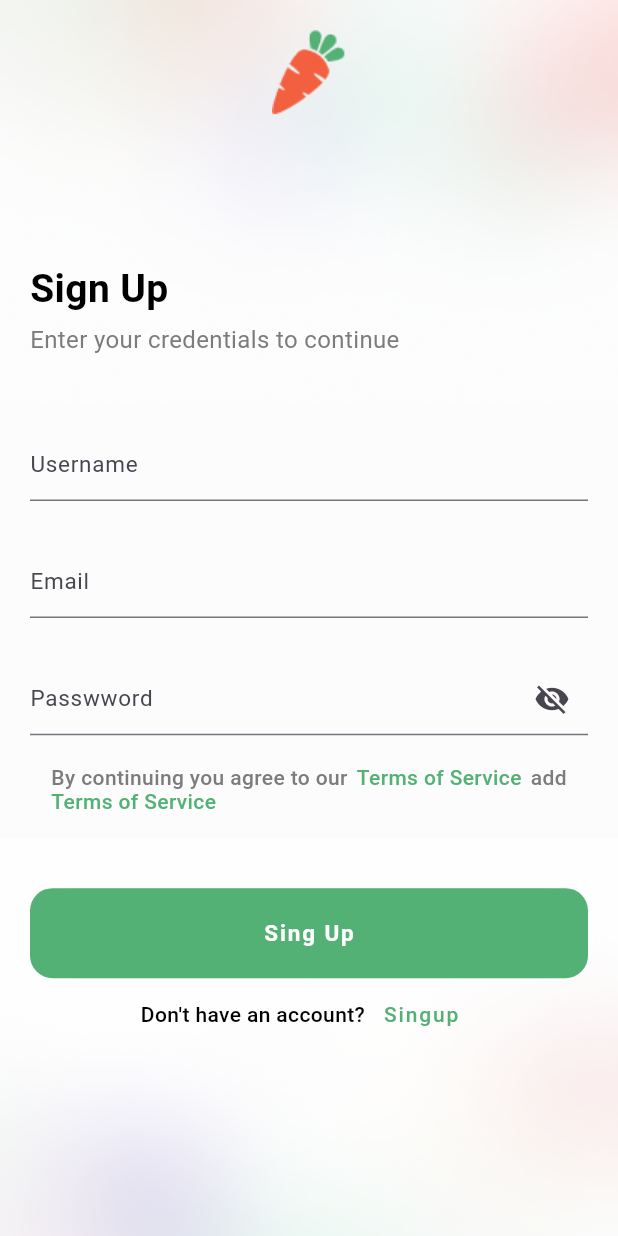
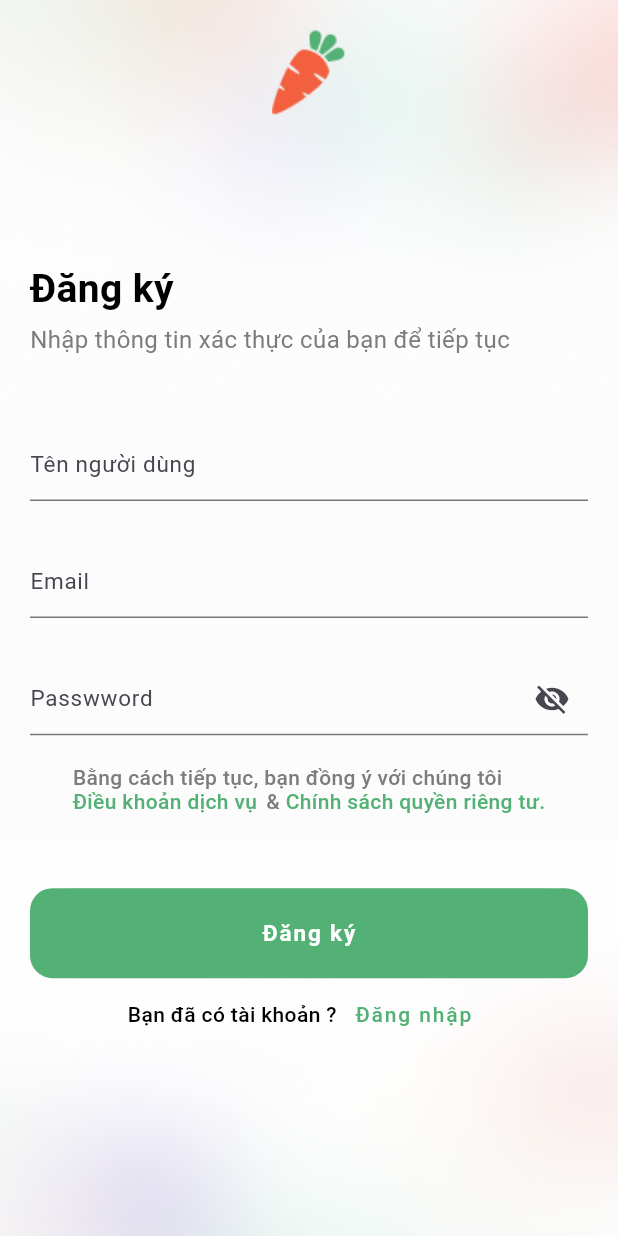
Before and after one commit to quangtrinhhh/Groceries-App, a Flutter app: the SignUp screen opened directly, on a phone screen of 412 x 824 dp. Run offline on Flutter 3.47's test engine with Material 3 defaults, Android fonts, the phone set to English and light mode, and no system bars; our stand-ins replace flutter_screenutil.

Commit message:
update quang

```diff
--- a/analysis_options.yaml
+++ b/analysis_options.yaml
@@ -9,6 +9,7 @@
 # packages, and plugins designed to encourage good coding practices.
 analyzer:
   errors:
+    library_private_types_in_public_api: ignore
     prefer_const_constructors: ignore
 include: package:flutter_lints/flutter.yaml
 
--- /dev/null
+++ b/lib/src/constants/strings.dart
@@ -0,0 +1,17 @@
+class AppStrings {
+  static const String login = 'Đăng nhập';
+  static const String messLogin = 'Nhập email và mật khẩu của bạn';
+  static const String forgotPass = 'Quên mật khẩu?';
+  static const String noAccount = 'Bạn chưa có tài khoản?';
+  static const String signUp = 'Đăng ký';
+  static const String messSignUP =
+      'Nhập thông tin xác thực của bạn để tiếp tục';
+  static const String userName = 'Tên người dùng';
+  static const String alreadyAccount = 'Bạn đã có tài khoản ?';
+  static const String termsOfService = 'Điều khoản dịch vụ';
+  static const String messTerm = 'Bằng cách tiếp tục, bạn đồng ý với chúng tôi';
+  static const String privacyPolicy = 'Chính sách quyền riêng tư.';
+  static const String selectYourLocation = 'Chọn địa chỉ của bạn';
+  static const String messSlesctLocation =
+      'Bật vị trí của bạn để theo dõi chuyện gì đang xảy ra ở khu vực của bạn';
+}
--- a/lib/src/screens/select_location.dart
+++ b/lib/src/screens/select_location.dart
@@ -1,4 +1,7 @@
 import 'package:flutter/material.dart';
+import 'package:groceries_app/src/constants/strings.dart';
+import 'package:groceries_app/src/screens/sign_up.dart';
+
 import 'package:groceries_app/src/widget/button_reponsive.dart';
 
 class SelectLocation extends StatefulWidget {
@@ -10,6 +13,8 @@ class SelectLocation extends StatefulWidget {
 
 class _SelectLocationState extends State<SelectLocation> {
   String? selectedOption;
+
+
 
   List<String> provincesVietnam = [
     'An Giang',
@@ -119,7 +124,7 @@ class _SelectLocationState extends State<SelectLocation> {
                           child: Column(
                             children: [
                               Text(
-                                'Select Your Location',
+                                AppStrings.selectYourLocation,
                                 style: TextStyle(
                                   fontSize: 26,
                                   fontWeight: FontWeight.w600,
@@ -127,7 +132,7 @@ class _SelectLocationState extends State<SelectLocation> {
                               ),
                               SizedBox(height: 10),
                               Text(
-                                'Swithch on your location to stay in tune with\nwhat’s happening in your area',
+                                AppStrings.messSlesctLocation,
                                 textAlign: TextAlign.center,
                                 style: TextStyle(
                                   color: Color(0xFF7C7C7C),
@@ -153,7 +158,7 @@ class _SelectLocationState extends State<SelectLocation> {
                             );
                           }).toList(),
                           decoration: const InputDecoration(
-                            labelText: 'Your Zone',
+                            labelText: 'Chọn vùng',
                             filled: true,
                           ),
                         ),
@@ -174,7 +179,7 @@ class _SelectLocationState extends State<SelectLocation> {
                             );
                           }).toList(),
                           decoration: const InputDecoration(
-                            labelText: 'Your Area',
+                            labelText: 'Chọn khu vực',
                           ),
                         ),
                         const SizedBox(
@@ -184,10 +189,14 @@ class _SelectLocationState extends State<SelectLocation> {
                           style: ButtonStyle(
                             minimumSize: WidgetStateProperty.all(
                               const Size(double.infinity, 10),
-                            ), // Đặt chiều rộng tối thiểu và chiều cao của nút
+                            ),
                           ),
                           onPressed: () {
-                            // Xử lý khi nút được nhấn
+                            Navigator.push(
+                                context,
+                                MaterialPageRoute(
+                                  builder: (context) => SignUp(),
+                                ));
                           },
                           child: ReposiveButton(
                             text: 'Submit',
--- a/lib/src/screens/sign_up.dart
+++ b/lib/src/screens/sign_up.dart
@@ -1,5 +1,6 @@
 import 'package:flutter/material.dart';
 import 'package:groceries_app/src/constants/colors.dart';
+import 'package:groceries_app/src/constants/strings.dart';
 import 'package:groceries_app/src/screens/log_in.dart';
 import 'package:groceries_app/src/widget/button_reponsive.dart';
 
@@ -44,7 +45,7 @@ class _SignUpState extends State<SignUp> {
                     crossAxisAlignment: CrossAxisAlignment.start,
                     children: [
                       Text(
-                        'Sign Up',
+                        AppStrings.signUp,
                         style: TextStyle(
                           fontWeight: FontWeight.w700,
                           fontSize: 26,
@@ -54,7 +55,7 @@ class _SignUpState extends State<SignUp> {
                         height: 10,
                       ),
                       Text(
-                        'Enter your credentials to continue',
+                        AppStrings.messSignUP,
                         style: TextStyle(
                           fontSize: 16,
                           color: AppColors.greyColor,
@@ -69,7 +70,7 @@ class _SignUpState extends State<SignUp> {
                 const TextField(
                   decoration: InputDecoration(
                     label: Text(
-                      'Username',
+                      AppStrings.userName,
                       style: TextStyle(fontSize: 15),
                     ),
                     focusedBorder: UnderlineInputBorder(
@@ -123,9 +124,11 @@ class _SignUpState extends State<SignUp> {
                   height: 20,
                 ),
                 const Wrap(
+                  crossAxisAlignment: WrapCrossAlignment.start,
+                  alignment: WrapAlignment.start,
                   children: [
                     Text(
-                      'By continuing you agree to our',
+                      AppStrings.messTerm,
                       style: TextStyle(
                         color: AppColors.greyColor,
                         fontWeight: FontWeight.w500,
@@ -136,7 +139,7 @@ class _SignUpState extends State<SignUp> {
                       width: 6,
                     ),
                     Text(
-                      'Terms of Service',
+                      AppStrings.termsOfService,
                       style: TextStyle(
                         color: AppColors.greenColor,
                         fontWeight: FontWeight.w500,
@@ -147,7 +150,7 @@ class _SignUpState extends State<SignUp> {
                       width: 6,
                     ),
                     Text(
-                      'add',
+                      '& ',
                       style: TextStyle(
                         color: AppColors.greyColor,
                         fontWeight: FontWeight.w500,
@@ -155,7 +158,7 @@ class _SignUpState extends State<SignUp> {
                       ),
                     ),
                     Text(
-                      'Terms of Service',
+                      AppStrings.privacyPolicy,
                       style: TextStyle(
                         color: AppColors.greenColor,
                         fontWeight: FontWeight.w500,
@@ -177,7 +180,7 @@ class _SignUpState extends State<SignUp> {
                           vertical: 0), // Padding cho nút
                     ),
                     child: ReposiveButton(
-                      text: 'Sing Up',
+                      text: AppStrings.signUp,
                     ),
                   ),
                 ),
@@ -185,7 +188,7 @@ class _SignUpState extends State<SignUp> {
                   mainAxisAlignment: MainAxisAlignment.center,
                   children: [
                     const Text(
-                      "Don't have an account?",
+                      AppStrings.alreadyAccount,
                       style: TextStyle(
                         fontWeight: FontWeight.w500,
                         fontSize: 14,
@@ -200,7 +203,7 @@ class _SignUpState extends State<SignUp> {
                             ));
                       },
                       child: const Text(
-                        'Singup',
+                        AppStrings.login,
                         style: TextStyle(
                           color: AppColors.greenColor,
                           fontSize: 14,
--- a/pubspec.yaml
+++ b/pubspec.yaml
@@ -2,7 +2,7 @@ name: groceries_app
 description: "A new Flutter project."
 # The following line prevents the package from being accidentally published to
 # pub.dev using `flutter pub publish`. This is preferred for private packages.
-publish_to: 'none' # Remove this line if you wish to publish to pub.dev
+publish_to: "none" # Remove this line if you wish to publish to pub.dev
 
 # The following defines the version and build number for your application.
 # A version number is three numbers separated by dots, like 1.2.43
@@ -19,7 +19,7 @@ publish_to: 'none' # Remove this line if you wish to publish to pub.dev
 version: 1.0.0+1
 
 environment:
-  sdk: '>=3.4.3 <4.0.0'
+  sdk: ">=3.4.3 <4.0.0"
 
 # Dependencies specify other packages that your package needs in order to work.
 # To automatically upgrade your package dependencies to the latest versions
@@ -30,7 +30,6 @@ environment:
 dependencies:
   flutter:
     sdk: flutter
-
 
   # The following adds the Cupertino Icons font to your application.
   # Use with the CupertinoIcons class for iOS style icons.
@@ -54,7 +53,6 @@ dev_dependencies:
 
 # The following section is specific to Flutter packages.
 flutter:
-
   # The following line ensures that the Material Icons font is
   # included with your application, so that you can use the icons in
   # the material Icons class.
```
Also changed, not shown: lib/main.dart (+3 -5 lines), lib/src/screens/log_in.dart (+7 -6 lines).
